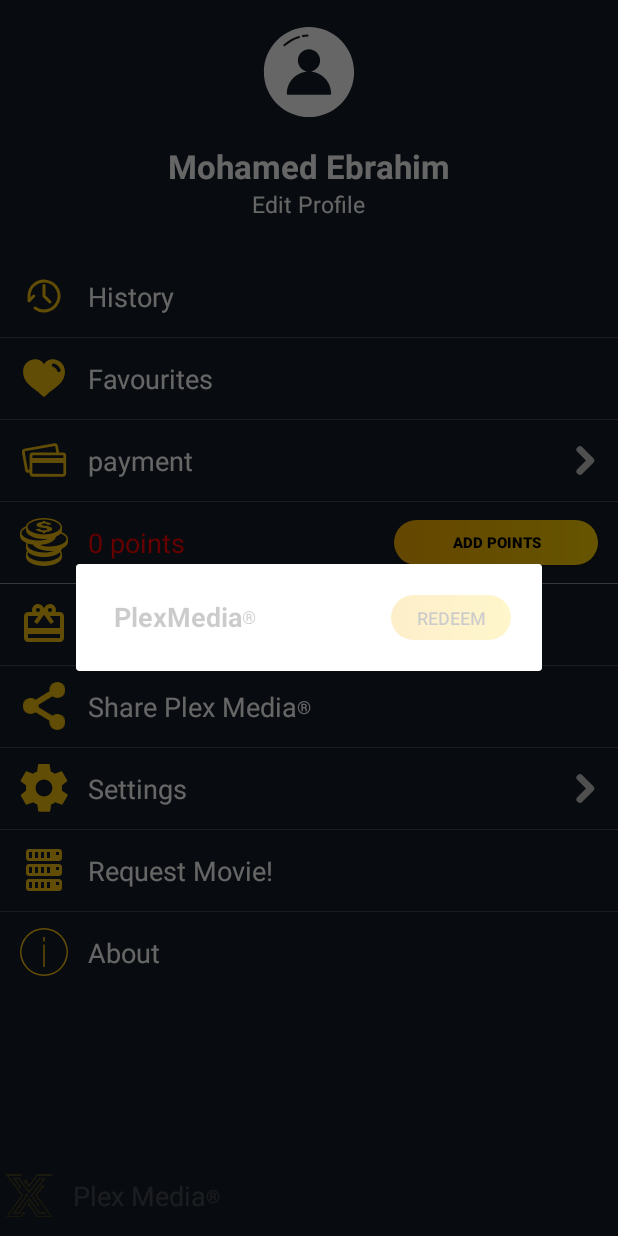
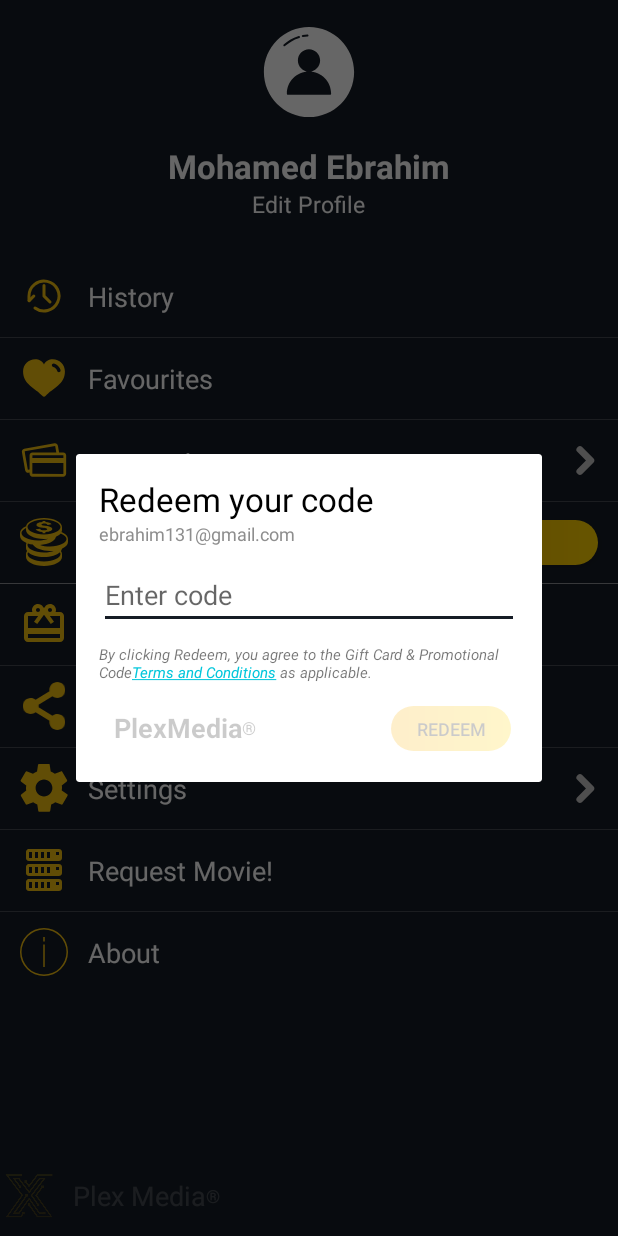
Before and after one commit to irjavdev/Android-PlexMedia-app, an Android app: the fragment ProfileFragment shown on its own in the app's theme, after a tap on "Redeem", on a phone screen of 412 x 824 dp. Run offline under Robolectric (Android 15) with nearby library versions, the phone set to English and light mode, and no system bars; our stand-ins replace AdMob; network calls fail; 4 statements that could not run were skipped.

Commit message:
redeem Feature

```diff
--- a/app/src/main/java/com/vacuum/app/plex/Fragments/MainFragment/ProfileFragment.java
+++ b/app/src/main/java/com/vacuum/app/plex/Fragments/MainFragment/ProfileFragment.java
@@ -64,6 +64,7 @@
     SharedPreferences prefs;
     String ADMOB_PLEX_REWARDED_1,user_id;
     Dialog dialog;
+    static int points_value;
 
     @Override
     public View onCreateView(LayoutInflater inflater, ViewGroup container,
@@ -105,7 +106,7 @@
         mRewardedVideoAd.setRewardedVideoAdListener(this);
         loadRewardedVideoAd();
         //prefs = mContext.getSharedPreferences(MY_PREFS_NAME, MODE_PRIVATE);
-        int points_value = prefs.getInt("points",0);
+        points_value = prefs.getInt("points",0);
         if (points_value <= 1000)
             {
                 points_textview.setText(String.valueOf(points_value) + " points");
@@ -271,7 +272,6 @@
                     redeem_Button.setEnabled(true);
                     redeem_Button.setAlpha(1);
                 }
-
             }
         });
         redeem_Button.setOnClickListener(new View.OnClickListener() {
@@ -307,7 +307,13 @@
                     inputMethodManager.hideSoftInputFromWindow(captcha_edit_text.getWindowToken(), 0);
                     redeem_edit_layout.setVisibility(View.GONE);
                     balance.setVisibility(View.VISIBLE);
+                    balance.setText("$"+(m.getPoints()-points_value)+".00 is added. \n Your new balance is $"+String.valueOf(m.getPoints())+".00");
                     redeem_Button.setText("Confirm");
+                    redeem_Button.setOnClickListener(new View.OnClickListener() {
+                        @Override
+                        public void onClick(View v) { dialog.dismiss();
+                        }
+                    });
                 }catch (Exception e){  }
             }
             @Override
--- a/app/src/main/res/layout/redeem_layout.xml
+++ b/app/src/main/res/layout/redeem_layout.xml
@@ -20,7 +20,7 @@
     <LinearLayout
         android:layout_width="match_parent"
         android:layout_height="wrap_content"
-        android:visibility="gone"
+        android:visibility="visible"
         android:id="@+id/redeem_edit_layout"
         android:orientation="vertical">
         <TextView
@@ -68,6 +68,7 @@
             android:layout_width="match_parent"
             android:layout_height="wrap_content"
             android:textSize="10sp"
+            android:layout_marginBottom="10dp"
             android:text="@string/redeem"
             fontPath="fonts/brownregular.ttf"
             />
```
